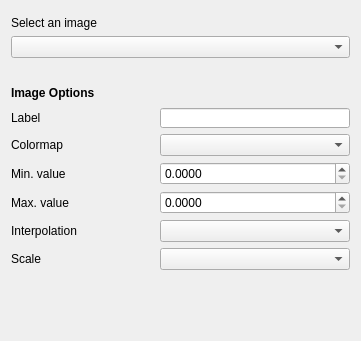
Before: the Qt Designer form qt/python/mantidqt/widgets/plotconfigdialog/imagestabwidget/images_tab.ui in mantidproject/mantid, drawn with Qt 5.
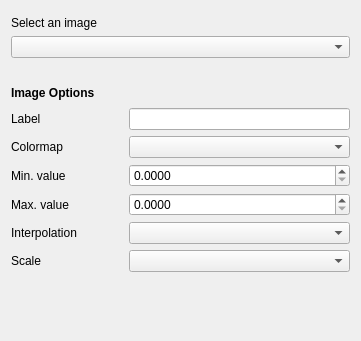
After: the same form once the commit is applied.

```diff
--- a/qt/python/mantidqt/widgets/plotconfigdialog/imagestabwidget/images_tab.ui
+++ b/qt/python/mantidqt/widgets/plotconfigdialog/imagestabwidget/images_tab.ui
@@ -62,6 +62,9 @@
        <property name="orientation">
         <enum>Qt::Horizontal</enum>
        </property>
+       <property name="sizeType">
+        <enum>QSizePolicy::Fixed</enum>
+       </property>
        <property name="sizeHint" stdset="0">
         <size>
          <width>40</width>
@@ -73,7 +76,7 @@
      <item row="1" column="2">
       <widget class="QLineEdit" name="label_line_edit">
        <property name="sizePolicy">
-        <sizepolicy hsizetype="Preferred" vsizetype="Fixed">
+        <sizepolicy hsizetype="Expanding" vsizetype="Fixed">
          <horstretch>0</horstretch>
          <verstretch>0</verstretch>
         </sizepolicy>
@@ -81,19 +84,19 @@
        <property name="minimumSize">
         <size>
          <width>190</width>
-         <height>20</height>
-        </size>
-       </property>
-       <property name="maximumSize">
-        <size>
-         <width>211</width>
-         <height>20</height>
+         <height>22</height>
         </size>
        </property>
       </widget>
      </item>
      <item row="2" column="0">
       <widget class="QLabel" name="draw_style_label_4">
+       <property name="sizePolicy">
+        <sizepolicy hsizetype="Fixed" vsizetype="Preferred">
+         <horstretch>0</horstretch>
+         <verstretch>0</verstretch>
+        </sizepolicy>
+       </property>
        <property name="text">
         <string>Colormap</string>
        </property>
@@ -104,6 +107,9 @@
        <property name="orientation">
         <enum>Qt::Horizontal</enum>
        </property>
+       <property name="sizeType">
+        <enum>QSizePolicy::Fixed</enum>
+       </property>
        <property name="sizeHint" stdset="0">
         <size>
          <width>40</width>
@@ -115,7 +121,7 @@
      <item row="2" column="2">
       <widget class="QComboBox" name="colormap_combo_box">
        <property name="sizePolicy">
-        <sizepolicy hsizetype="Maximum" vsizetype="Fixed">
+        <sizepolicy hsizetype="Expanding" vsizetype="Fixed">
          <horstretch>0</horstretch>
          <verstretch>0</verstretch>
         </sizepolicy>
@@ -126,16 +132,16 @@
          <height>22</height>
         </size>
        </property>
-       <property name="maximumSize">
-        <size>
-         <width>190</width>
-         <height>22</height>
-        </size>
-       </property>
       </widget>
      </item>
      <item row="3" column="0">
       <widget class="QLabel" name="width_label_4">
+       <property name="sizePolicy">
+        <sizepolicy hsizetype="Fixed" vsizetype="Preferred">
+         <horstretch>0</horstretch>
+         <verstretch>0</verstretch>
+        </sizepolicy>
+       </property>
        <property name="text">
         <string>Min. value</string>
        </property>
@@ -146,6 +152,9 @@
        <property name="orientation">
         <enum>Qt::Horizontal</enum>
        </property>
+       <property name="sizeType">
+        <enum>QSizePolicy::Fixed</enum>
+       </property>
        <property name="sizeHint" stdset="0">
         <size>
          <width>40</width>
@@ -156,6 +165,12 @@
      </item>
      <item row="4" column="0">
       <widget class="QLabel" name="color_label_4">
+       <property name="sizePolicy">
+        <sizepolicy hsizetype="Fixed" vsizetype="Preferred">
+         <horstretch>0</horstretch>
+         <verstretch>0</verstretch>
+        </sizepolicy>
+       </property>
        <property name="text">
         <string>Max. value</string>
        </property>
@@ -166,6 +181,9 @@
        <property name="orientation">
         <enum>Qt::Horizontal</enum>
        </property>
+       <property name="sizeType">
+        <enum>QSizePolicy::Fixed</enum>
+       </property>
        <property name="sizeHint" stdset="0">
         <size>
          <width>40</width>
@@ -176,6 +194,12 @@
      </item>
      <item row="5" column="0">
       <widget class="QLabel" name="color_label_5">
+       <property name="sizePolicy">
+        <sizepolicy hsizetype="Fixed" vsizetype="Preferred">
+         <horstretch>0</horstretch>
+         <verstretch>0</verstretch>
+        </sizepolicy>
+       </property>
        <property name="text">
         <string>Interpolation</string>
        </property>
@@ -186,6 +210,9 @@
        <property name="orientation">
         <enum>Qt::Horizontal</enum>
        </property>
+       <property name="sizeType">
+        <enum>QSizePolicy::Fixed</enum>
+       </property>
        <property name="sizeHint" stdset="0">
         <size>
          <width>40</width>
@@ -197,7 +224,7 @@
      <item row="5" column="2">
       <widget class="QComboBox" name="interpolation_combo_box">
        <property name="sizePolicy">
-        <sizepolicy hsizetype="Maximum" vsizetype="Fixed">
+        <sizepolicy hsizetype="Expanding" vsizetype="Fixed">
          <horstretch>0</horstretch>
          <verstretch>0</verstretch>
         </sizepolicy>
@@ -208,16 +235,16 @@
          <height>22</height>
         </size>
        </property>
-       <property name="maximumSize">
-        <size>
-         <width>190</width>
-         <height>22</height>
-        </size>
-       </property>
       </widget>
      </item>
      <item row="6" column="0">
       <widget class="QLabel" name="color_label_6">
+       <property name="sizePolicy">
+        <sizepolicy hsizetype="Fixed" vsizetype="Preferred">
+         <horstretch>0</horstretch>
+         <verstretch>0</verstretch>
+        </sizepolicy>
+       </property>
        <property name="text">
         <string>Scale</string>
        </property>
@@ -228,6 +255,9 @@
        <property name="orientation">
         <enum>Qt::Horizontal</enum>
        </property>
+       <property name="sizeType">
+        <enum>QSizePolicy::Fixed</enum>
+       </property>
        <property name="sizeHint" stdset="0">
         <size>
          <width>40</width>
@@ -239,7 +269,7 @@
      <item row="6" column="2">
       <widget class="QComboBox" name="scale_combo_box">
        <property name="sizePolicy">
-        <sizepolicy hsizetype="Maximum" vsizetype="Fixed">
+        <sizepolicy hsizetype="Expanding" vsizetype="Fixed">
          <horstretch>0</horstretch>
          <verstretch>0</verstretch>
         </sizepolicy>
@@ -250,16 +280,22 @@
          <height>22</height>
         </size>
        </property>
-       <property name="maximumSize">
-        <size>
-         <width>190</width>
-         <height>22</height>
-        </size>
-       </property>
       </widget>
      </item>
      <item row="3" column="2">
       <widget class="QDoubleSpinBox" name="min_value_spin_box">
+       <property name="sizePolicy">
+        <sizepolicy hsizetype="Expanding" vsizetype="Fixed">
+         <horstretch>0</horstretch>
+         <verstretch>0</verstretch>
+        </sizepolicy>
+       </property>
+       <property name="minimumSize">
+        <size>
+         <width>190</width>
+         <height>22</height>
+        </size>
+       </property>
        <property name="decimals">
         <number>4</number>
        </property>
@@ -267,6 +303,18 @@
      </item>
      <item row="4" column="2">
       <widget class="QDoubleSpinBox" name="max_value_spin_box">
+       <property name="sizePolicy">
+        <sizepolicy hsizetype="Expanding" vsizetype="Fixed">
+         <horstretch>0</horstretch>
+         <verstretch>0</verstretch>
+        </sizepolicy>
+       </property>
+       <property name="minimumSize">
+        <size>
+         <width>190</width>
+         <height>22</height>
+        </size>
+       </property>
        <property name="decimals">
         <number>4</number>
        </property>
```
Left out of the diff: 9 changed lines with no effect on the pictures.
